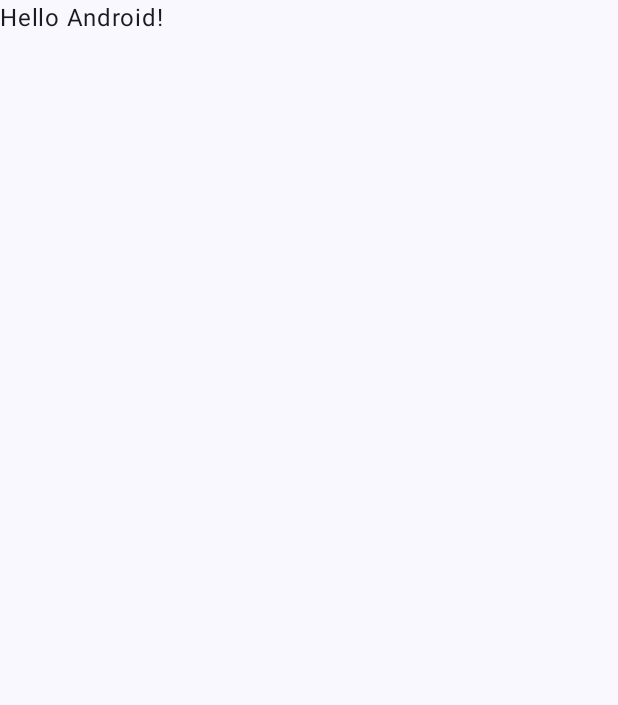
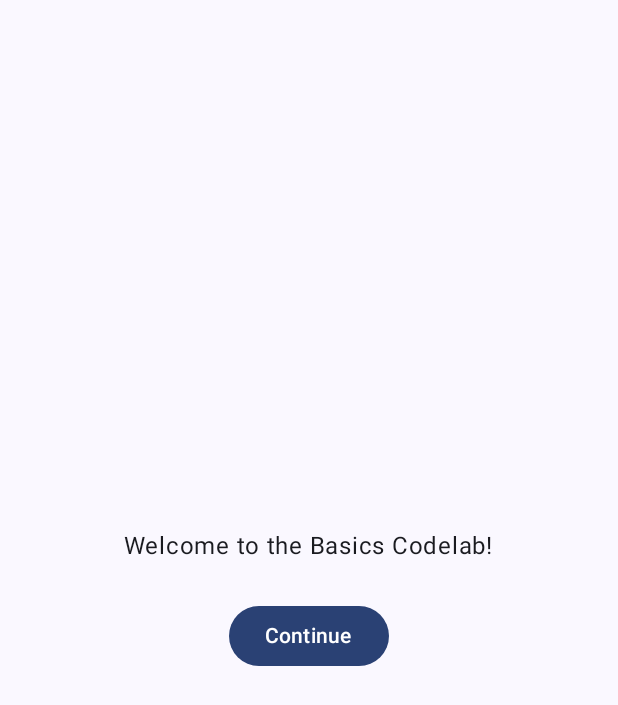
Before and after one commit to itc-s22026/Android2, an Android app built with Jetpack Compose: the screen it shows after launch (MainActivity), on a phone screen of 412 x 824 dp. Before the commit the part shown is almost empty. Shown: the top 705 px of the screen. Run offline under Robolectric (Android 15) with nearby library versions, the light colour scheme and no system bars.

Commit message:
終わり

```diff
--- a/ComposeSample/app/src/main/java/jp/ac/it_college/std/s22026/composesample/MainActivity.kt
+++ b/ComposeSample/app/src/main/java/jp/ac/it_college/std/s22026/composesample/MainActivity.kt
@@ -3,13 +3,26 @@ package jp.ac.it_college.std.s22026.composesample
 import android.os.Bundle
 import androidx.activity.ComponentActivity
 import androidx.activity.compose.setContent
+import androidx.compose.foundation.layout.Arrangement
+import androidx.compose.foundation.layout.Column
+import androidx.compose.foundation.layout.Row
 import androidx.compose.foundation.layout.fillMaxSize
+import androidx.compose.foundation.layout.fillMaxWidth
+import androidx.compose.foundation.layout.padding
+import androidx.compose.material3.Button
+import androidx.compose.material3.ElevatedButton
 import androidx.compose.material3.MaterialTheme
 import androidx.compose.material3.Surface
 import androidx.compose.material3.Text
 import androidx.compose.runtime.Composable
+import androidx.compose.runtime.getValue
+import androidx.compose.runtime.mutableStateOf
+import androidx.compose.runtime.remember
+import androidx.compose.runtime.setValue
+import androidx.compose.ui.Alignment
 import androidx.compose.ui.Modifier
 import androidx.compose.ui.tooling.preview.Preview
+import androidx.compose.ui.unit.dp
 import jp.ac.it_college.std.s22026.composesample.ui.theme.ComposeSampleTheme
 
 class MainActivity : ComponentActivity() {
@@ -17,30 +30,99 @@ class MainActivity : ComponentActivity() {
         super.onCreate(savedInstanceState)
         setContent {
             ComposeSampleTheme {
-                // A surface container using the 'background' color from the theme
-                Surface(
-                    modifier = Modifier.fillMaxSize(),
-                    color = MaterialTheme.colorScheme.background
-                ) {
-                    Greeting("Android")
-                }
+                MyApp(modifier = Modifier.fillMaxSize())
             }
         }
     }
 }
 
 @Composable
-fun Greeting(name: String, modifier: Modifier = Modifier) {
-    Text(
-        text = "Hello $name!",
-        modifier = modifier
-    )
+private fun MyApp(
+    modifier: Modifier = Modifier,
+) {
+    var shouldShowOnboarding by remember { mutableStateOf(true) }
+
+    Surface(modifier = modifier) {
+        if (shouldShowOnboarding) {
+            OnboardingScreen()
+        } else {
+            Greetings()
+        }
+    }
+}
+@Composable
+fun Greeting(name: String) {
+
+    Surface(
+        color = MaterialTheme.colorScheme.primary,
+        modifier = Modifier.padding(vertical = 4.dp, horizontal = 8.dp)
+    ) {
+        Row(modifier = Modifier.padding(24.dp)) {
+            Column(modifier = Modifier.weight(1f)) {
+                Text(text = "Hello,")
+                Text(text = name)
+            }
+            ElevatedButton(
+                onClick = { /*TODO*/}
+            ) {
+                Text("Show more")
+            }
+        }
+    }
 }
 
-@Preview(showBackground = true)
+@Preview(showBackground = true, widthDp = 320)
 @Composable
-fun GreetingPreview() {
+fun DefaultPreview() {
     ComposeSampleTheme {
-        Greeting("Android")
+        MyApp()
     }
 }
+
+@Composable
+fun OnboardingScreen(modifier: Modifier = Modifier) {
+    // 委譲プロパティ
+    var shouldShowOnboarding by remember { mutableStateOf(true) }
+
+    Column(
+        modifier = modifier.fillMaxSize(),
+        verticalArrangement = Arrangement.Center,
+        horizontalAlignment = Alignment.CenterHorizontally
+    ) {
+        Text("Welcome to the Basics Codelab!")
+        Button(
+            modifier = Modifier.padding(vertical = 24.dp),
+            onClick = { shouldShowOnboarding = false}
+        ) {
+            Text("Continue")
+        }
+    }
+}
+
+@Preview(showBackground = true, widthDp = 320, heightDp = 320)
+@Composable
+private fun OnboardingPreview() {
+    ComposeSampleTheme {
+        OnboardingScreen()
+    }
+}
+
+@Composable
+fun Greetings(
+    modifier: Modifier = Modifier,
+    names: List<String> = listOf("World", "Compose")
+) {
+    Column(modifier = modifier.padding(vertical = 4.dp)) {
+        for (name in names) {
+            Greeting(name)
+        }
+    }
+}
+
+@Preview
+@Composable
+private fun GreetingsPreview() {
+    ComposeSampleTheme {
+        Greetings()
+    }
+}
```
